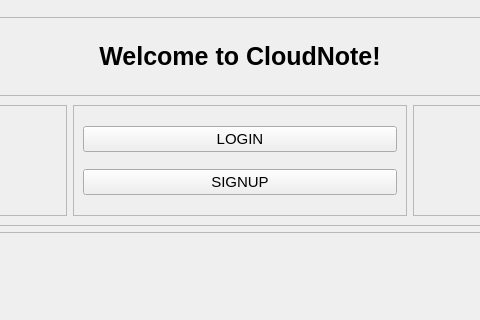
Before: the Qt Designer form QFireNotes/mainwindow.ui in HasiruNMP/CloudNote, drawn with Qt 5; both pictures show x 183 to 663 and y 268 to 588 of the 846 by 671 pixel window.
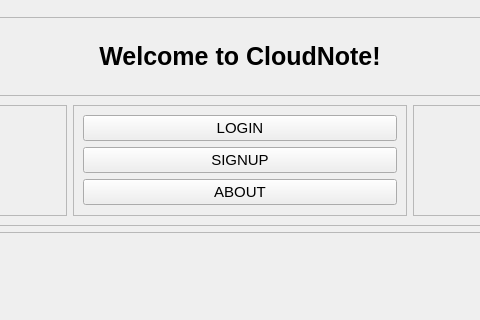
After: the same form once the commit is applied. The open tabs and pages were chosen to show the change.

Patch:
```diff
--- a/QFireNotes/mainwindow.ui
+++ b/QFireNotes/mainwindow.ui
@@ -127,6 +127,7 @@
                  <widget class="QPushButton" name="btnNavSignup">
                   <property name="font">
                    <font>
+                    <family>Segoe UI</family>
                     <pointsize>11</pointsize>
                    </font>
                   </property>
@@ -135,6 +136,19 @@
                   </property>
                  </widget>
                 </item>
+                <item>
+                 <widget class="QPushButton" name="btnAbout">
+                  <property name="font">
+                   <font>
+                    <family>Segoe UI</family>
+                    <pointsize>11</pointsize>
+                   </font>
+                  </property>
+                  <property name="text">
+                   <string>ABOUT</string>
+                  </property>
+                 </widget>
+                </item>
                </layout>
               </widget>
              </item>
```
Left out of the diff: 2 changed lines with no effect on the pictures.
